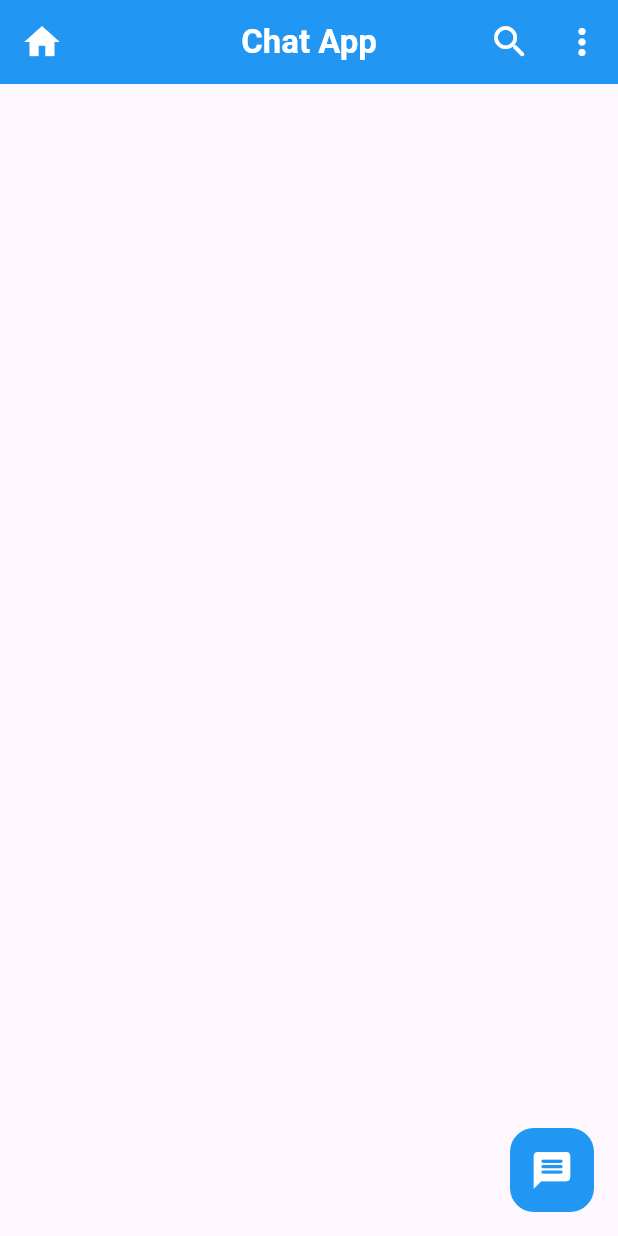
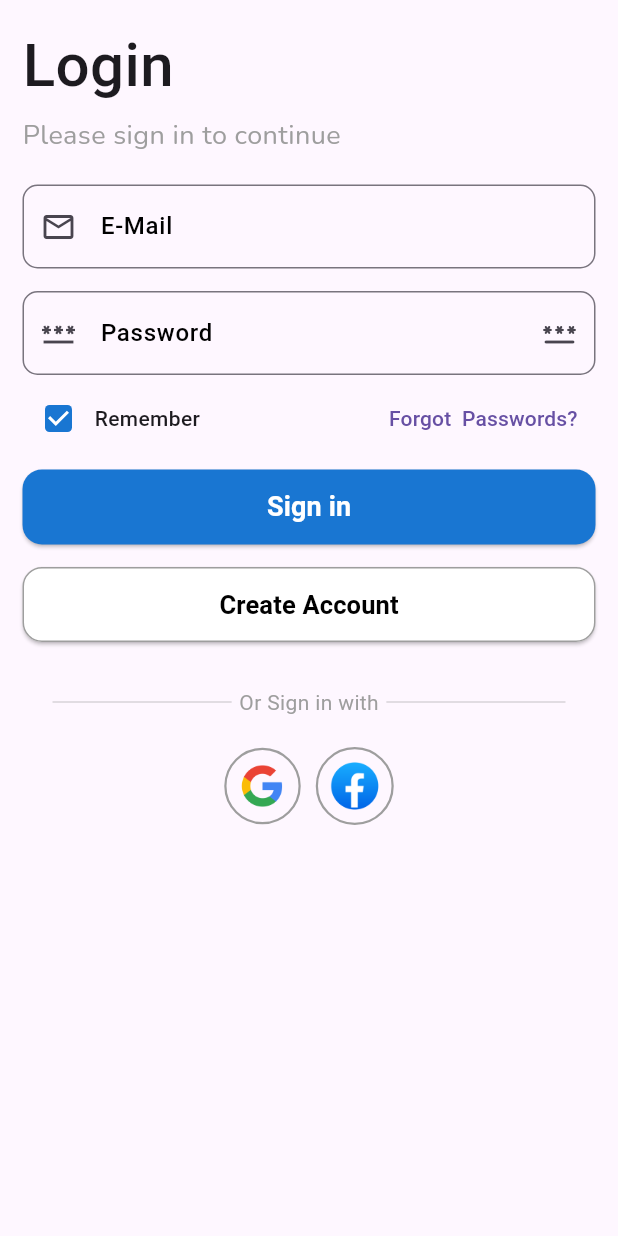
Before and after one commit to AfilAhamed/Chat_App_Firebase, a Flutter app: the screen it shows after launch, on a phone screen of 412 x 824 dp. Run offline on Flutter 3.47's test engine with Material 3 defaults, Android fonts, the phone set to English and light mode, and no system bars; our stand-ins replace google_fonts; Roboto replaces fonts that are missing (Mali).

Commit message:
first commit

```diff
--- a/lib/main.dart
+++ b/lib/main.dart
@@ -1,4 +1,4 @@
-import 'package:chat_app/view/home_screen/home_screen.dart';
+import 'package:chat_app/view/auth_screen/login_screen.dart';
 import 'package:flutter/material.dart';
 
 void main() {
@@ -19,7 +19,7 @@ class MyApp extends StatelessWidget {
               centerTitle: true,
               backgroundColor: Colors.blue,
               iconTheme: IconThemeData(color: Colors.white, size: 28))),
-      home: const HomeScreen(),
+      home: const UserLoginScreen(),
     );
   }
 }
--- a/lib/view/auth_screen/login_screen.dart
+++ b/lib/view/auth_screen/login_screen.dart
@@ -0,0 +1,202 @@
+import 'package:flutter/material.dart';
+import 'package:google_fonts/google_fonts.dart';
+import 'widgets/decorations.dart';
+
+class UserLoginScreen extends StatelessWidget {
+  const UserLoginScreen({super.key});
+
+  @override
+  Widget build(BuildContext context) {
+    final GlobalKey<FormState> formKey = GlobalKey<FormState>();
+
+    return Scaffold(
+      body: SafeArea(
+        child: Padding(
+          padding: const EdgeInsets.all(15.0),
+          child: ListView(children: [
+            Column(
+              crossAxisAlignment: CrossAxisAlignment.start,
+              children: [
+                Text(
+                  'Login',
+                  style: GoogleFonts.aDLaMDisplay(
+                      fontSize: 40, fontWeight: FontWeight.w500),
+                ),
+                const SizedBox(
+                  height: 5,
+                ),
+                Text(
+                  'Please sign in to continue',
+                  style: GoogleFonts.nunito(
+                      color: Colors.grey,
+                      fontSize: 18,
+                      fontWeight: FontWeight.w400),
+                )
+              ],
+            ),
+            const SizedBox(
+              height: 20,
+            ),
+            Form(
+              key: formKey,
+              child: Column(
+                children: [
+                  TextFormField(
+                    autovalidateMode: AutovalidateMode.onUserInteraction,
+                    decoration: inputDecration(
+                      'E-Mail',
+                      Icons.mail_outlined,
+                    ),
+                  ),
+                  const SizedBox(
+                    height: 15,
+                  ),
+                  TextFormField(
+                    obscureText: true,
+                    autovalidateMode: AutovalidateMode.onUserInteraction,
+                    decoration: InputDecoration(
+                        border: OutlineInputBorder(
+                            borderRadius: BorderRadius.circular(10)),
+                        labelText: 'Password',
+                        labelStyle: const TextStyle(
+                            fontWeight: FontWeight.w500, color: Colors.black),
+                        prefixIcon: const Icon(Icons.password),
+                        suffixIcon: IconButton(
+                            onPressed: () {},
+                            icon: const Icon(Icons.password_rounded))),
+                  ),
+                  const SizedBox(
+                    height: 5,
+                  ),
+                  Row(
+                    mainAxisAlignment: MainAxisAlignment.spaceBetween,
+                    children: [
+                      Row(
+                        children: [
+                          Checkbox(
+                              shape: RoundedRectangleBorder(
+                                  borderRadius: BorderRadius.circular(3)),
+                              activeColor: Colors.blue.shade700,
+                              value: true,
+                              onChanged: (value) {}),
+                          const Text(
+                            'Remember',
+                            style: TextStyle(fontWeight: FontWeight.w500),
+                          )
+                        ],
+                      ),
+                      TextButton(
+                          onPressed: () {},
+                          child: const Text('Forgot  Passwords?')),
+                    ],
+                  ),
+                  const SizedBox(
+                    height: 10,
+                  ),
+                  SizedBox(
+                      height: 50,
+                      width: double.infinity,
+                      child: ElevatedButton(
+                          style: ElevatedButton.styleFrom(
+                              shape: RoundedRectangleBorder(
+                                  borderRadius: BorderRadius.circular(13)),
+                              backgroundColor: Colors.blue.shade700),
+                          onPressed: () {
+                            // if (formKey.currentState!.validate()) {
+                            // }
+                          },
+                          child: Text(
+                            'Sign in',
+                            style: GoogleFonts.mali(
+                                color: Colors.white,
+                                fontSize: 18,
+                                fontWeight: FontWeight.w600),
+                          ))),
+                  const SizedBox(
+                    height: 15,
+                  ),
+                  SizedBox(
+                      height: 50,
+                      width: double.infinity,
+                      child: ElevatedButton(
+                          style: ElevatedButton.styleFrom(
+                              shape: RoundedRectangleBorder(
+                                  borderRadius: BorderRadius.circular(13)),
+                              side: const BorderSide(color: Colors.grey),
+                              backgroundColor: Colors.white),
+                          onPressed: () {},
+                          child: Text(
+                            'Create Account',
+                            style: GoogleFonts.mali(
+                                color: Colors.black,
+                                fontSize: 17,
+                                fontWeight: FontWeight.w600),
+                          ))),
+                ],
+              ),
+            ),
+            const SizedBox(
+              height: 30,
+            ),
+            const Row(
+              children: [
+                Flexible(
+                    child: Divider(
+                  color: Colors.grey,
+                  thickness: 0.4,
+                  endIndent: 5,
+                  indent: 20,
+                )),
+                Text(
+                  'Or Sign in with',
+                  style: TextStyle(color: Colors.grey),
+                ),
+                Flexible(
+                    child: Divider(
+                  color: Colors.grey,
+                  thickness: 0.4,
+                  indent: 5,
+                  endIndent: 20,
+                ))
+              ],
+            ),
+            const SizedBox(
+              height: 20,
+            ),
+            Row(
+              mainAxisAlignment: MainAxisAlignment.center,
+              children: [
+                Container(
+                  decoration: BoxDecoration(
+                      border: Border.all(width: 1.5, color: Colors.grey),
+                      borderRadius: BorderRadius.circular(100)),
+                  child: IconButton(
+                      onPressed: () {},
+                      icon: const Image(
+                          fit: BoxFit.cover,
+                          height: 30,
+                          image: AssetImage('assets/google-logo.png'))),
+                ),
+                const SizedBox(
+                  width: 10,
+                ),
+                Container(
+                  height: 52,
+                  width: 52,
+                  decoration: BoxDecoration(
+                      border: Border.all(width: 1.5, color: Colors.grey),
+                      borderRadius: BorderRadius.circular(100)),
+                  child: IconButton(
+                      onPressed: () {},
+                      icon: const Image(
+                          fit: BoxFit.cover,
+                          image: AssetImage('assets/facebook-logo.png'))),
+                )
+              ],
+            )
+          ]),
+        ),
+      ),
+    );
+  }
+}
--- /dev/null
+++ b/lib/view/auth_screen/widgets/decorations.dart
@@ -0,0 +1,11 @@
+import 'package:flutter/material.dart';
+
+// textformField Decoration
+InputDecoration inputDecration(text, IconData prefixIcon) {
+  return InputDecoration(
+      labelText: text,
+      labelStyle:
+          const TextStyle(fontWeight: FontWeight.w500, color: Colors.black),
+      prefixIcon: Icon(prefixIcon),
+      border: OutlineInputBorder(borderRadius: BorderRadius.circular(10.0)));
+}
```
Also changed, not shown: pubspec.yaml (+6 -3 lines), assets/facebook-logo.png (added), assets/google-logo.png (added), pubspec.lock, 1 other file.
